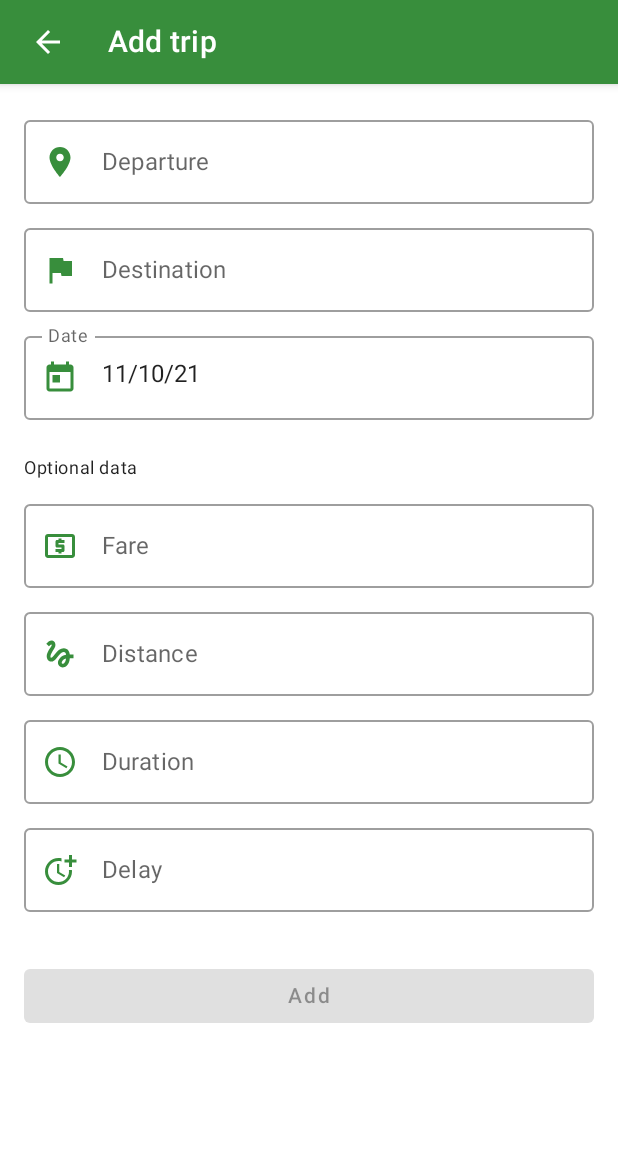
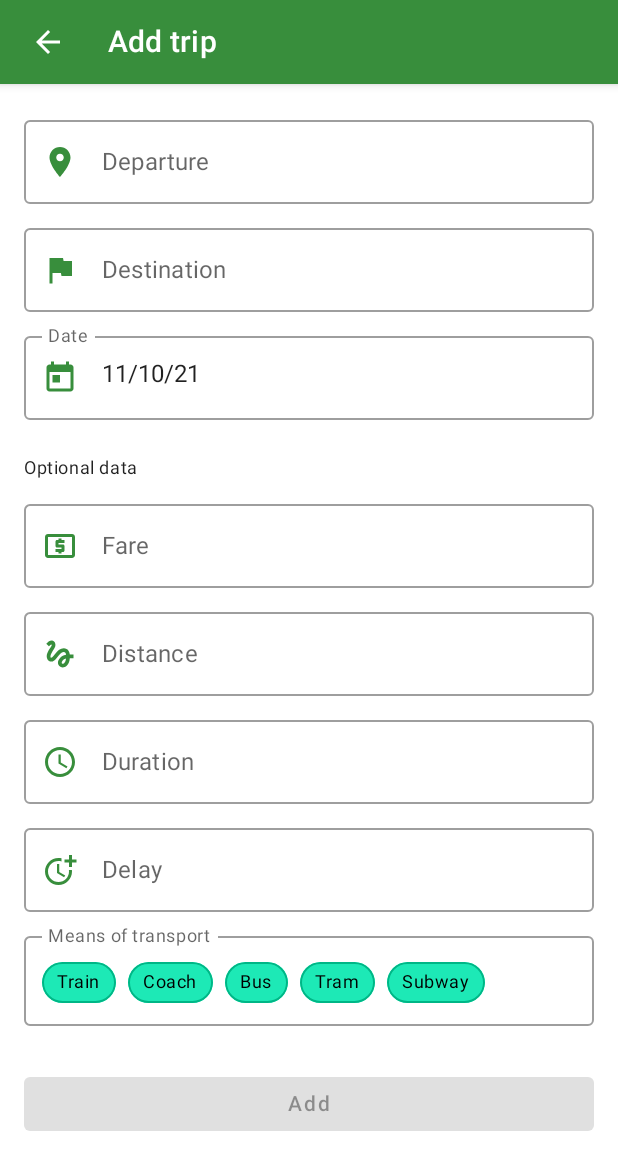
Before and after one commit to patloew/OeffiTracker, an Android app built with Jetpack Compose: the screen it shows after launch (CreateTripActivity), after a tap on "Add", on a phone screen of 412 x 824 dp. Shown: the top 1170 px of the screen. Run offline under Robolectric (Android 15) with nearby library versions, the phone set to English and light mode, and no system bars; our stand-ins replace Room's generated code, accompanist, paging.

Commit message:
Add transport type to trip

```diff
--- a/app/build.gradle
+++ b/app/build.gradle
@@ -71,6 +71,8 @@ dependencies {
     implementation 'androidx.activity:activity-compose:1.4.0'
     implementation "androidx.constraintlayout:constraintlayout-compose:1.0.0-rc01"
 
+    implementation "com.google.accompanist:accompanist-flowlayout:0.20.2"
+
     implementation "androidx.navigation:navigation-compose:2.4.0-beta02"
 
     implementation "androidx.datastore:datastore-preferences:1.0.0"
--- a/app/src/main/java/com/patloew/oeffitracker/data/RoomTypeConverters.kt
+++ b/app/src/main/java/com/patloew/oeffitracker/data/RoomTypeConverters.kt
@@ -1,6 +1,7 @@
 package com.patloew.oeffitracker.data
 
 import androidx.room.TypeConverter
+import com.patloew.oeffitracker.data.model.TransportType
 import java.time.Duration
 import java.time.LocalDate
 import java.time.format.DateTimeFormatter
@@ -36,4 +37,9 @@ object Converters {
     fun minutesToDuration(value: Int?): Duration? =
         value?.let { Duration.ofMinutes(value.toLong()) }
 
+    @TypeConverter
+    fun stringFromTransportType(value: TransportType?): String? = value?.toString()
+
+    @TypeConverter
+    fun stringToTransportType(value: String?): TransportType? = value?.let(TransportType::valueOf)
 }
--- /dev/null
+++ b/app/src/main/java/com/patloew/oeffitracker/data/model/TransportType.kt
@@ -0,0 +1,26 @@
+package com.patloew.oeffitracker.data.model
+
+import androidx.annotation.StringRes
+import com.patloew.oeffitracker.R
+
+/* Copyright 2021 Patrick Löwenstein
+ *
+ * Licensed under the Apache License, Version 2.0 (the "License");
+ * you may not use this file except in compliance with the License.
+ * You may obtain a copy of the License at
+ *
+ *    http://www.apache.org/licenses/LICENSE-2.0
+ *
+ * Unless required by applicable law or agreed to in writing, software
+ * distributed under the License is distributed on an "AS IS" BASIS,
+ * WITHOUT WARRANTIES OR CONDITIONS OF ANY KIND, either express or implied.
+ * See the License for the specific language governing permissions and
+ * limitations under the License. */
+
+enum class TransportType(@StringRes val stringRes: Int) {
+    TRAIN(R.string.transport_type_train),
+    COACH(R.string.transport_type_coach),
+    BUS(R.string.transport_type_bus),
+    TRAM(R.string.transport_type_tram),
+    SUBWAY(R.string.transport_type_subway)
+}
--- a/app/src/main/java/com/patloew/oeffitracker/data/model/Trip.kt
+++ b/app/src/main/java/com/patloew/oeffitracker/data/model/Trip.kt
@@ -33,6 +33,7 @@ data class Trip(
     val duration: Duration?,
     val delay: Duration?,
     val distance: Float?,
+    val type: TransportType?,
     val createdTimestamp: Long,
     @PrimaryKey(autoGenerate = true) val id: Long = 0
 ) : Parcelable {
--- /dev/null
+++ b/app/src/main/java/com/patloew/oeffitracker/ui/common/Chip.kt
@@ -0,0 +1,73 @@
+package com.patloew.oeffitracker.ui.common
+
+import androidx.compose.foundation.BorderStroke
+import androidx.compose.foundation.background
+import androidx.compose.foundation.border
+import androidx.compose.foundation.clickable
+import androidx.compose.foundation.layout.Row
+import androidx.compose.foundation.layout.padding
+import androidx.compose.foundation.shape.RoundedCornerShape
+import androidx.compose.material.Icon
+import androidx.compose.material.MaterialTheme
+import androidx.compose.material.Text
+import androidx.compose.runtime.Composable
+import androidx.compose.ui.Alignment
+import androidx.compose.ui.Modifier
+import androidx.compose.ui.draw.clip
+import androidx.compose.ui.res.painterResource
+import androidx.compose.ui.text.font.FontWeight
+import androidx.compose.ui.unit.dp
+import com.patloew.oeffitracker.R
+
+/* Copyright 2021 Patrick Löwenstein
+ *
+ * Licensed under the Apache License, Version 2.0 (the "License");
+ * you may not use this file except in compliance with the License.
+ * You may obtain a copy of the License at
+ *
+ *    http://www.apache.org/licenses/LICENSE-2.0
+ *
+ * Unless required by applicable law or agreed to in writing, software
+ * distributed under the License is distributed on an "AS IS" BASIS,
+ * WITHOUT WARRANTIES OR CONDITIONS OF ANY KIND, either express or implied.
+ * See the License for the specific language governing permissions and
+ * limitations under the License. */
+
+@Composable
+fun Chip(
+    text: String,
+    isSelected: Boolean = false,
+    onClick: () -> Unit
+) {
+    val shape = RoundedCornerShape(50, 50, 50, 50)
+    Row(
+        Modifier
+            .padding(top = 8.dp, end = 8.dp)
+            .clip(shape)
+            .background(MaterialTheme.colors.secondary)
+            .border(BorderStroke(1.dp, MaterialTheme.colors.secondaryVariant), shape = shape)
+            .clickable { onClick() },
+        verticalAlignment = Alignment.CenterVertically
+    ) {
+        if (isSelected) {
+            Icon(
+                modifier = Modifier.padding(start = 6.dp),
+                painter = painterResource(id = R.drawable.ic_check),
+                contentDescription = null
+            )
+        }
+
+        Text(
+            modifier = Modifier.padding(
+                start = if (isSelected) 3.dp else 10.dp,
+                top = 5.dp,
+                end = 10.dp,
+                bottom = 6.dp
+            ),
+            text = text,
+            fontWeight = FontWeight.Normal,
+            color = MaterialTheme.colors.onSecondary,
+            style = MaterialTheme.typography.caption
+        )
+    }
+}
--- /dev/null
+++ b/app/src/main/java/com/patloew/oeffitracker/ui/common/FlowRowTextField.kt
@@ -0,0 +1,64 @@
+package com.patloew.oeffitracker.ui.common
+
+import androidx.compose.foundation.BorderStroke
+import androidx.compose.foundation.background
+import androidx.compose.foundation.border
+import androidx.compose.foundation.layout.Box
+import androidx.compose.foundation.layout.fillMaxWidth
+import androidx.compose.foundation.layout.padding
+import androidx.compose.foundation.shape.RoundedCornerShape
+import androidx.compose.material.ContentAlpha
+import androidx.compose.material.MaterialTheme
+import androidx.compose.material.Text
+import androidx.compose.runtime.Composable
+import androidx.compose.ui.Alignment
+import androidx.compose.ui.Modifier
+import androidx.compose.ui.res.stringResource
+import androidx.compose.ui.unit.dp
+import com.google.accompanist.flowlayout.FlowRow
+import com.patloew.oeffitracker.R
+
+/* Copyright 2021 Patrick Löwenstein
+ *
+ * Licensed under the Apache License, Version 2.0 (the "License");
+ * you may not use this file except in compliance with the License.
+ * You may obtain a copy of the License at
+ *
+ *    http://www.apache.org/licenses/LICENSE-2.0
+ *
+ * Unless required by applicable law or agreed to in writing, software
+ * distributed under the License is distributed on an "AS IS" BASIS,
+ * WITHOUT WARRANTIES OR CONDITIONS OF ANY KIND, either express or implied.
+ * See the License for the specific language governing permissions and
+ * limitations under the License. */
+
+@Composable
+fun FlowRowTextField(
+    modifier: Modifier,
+    content: @Composable () -> Unit
+) {
+    Box(modifier = modifier) {
+        FlowRow(
+            modifier = Modifier
+                .fillMaxWidth()
+                .padding(top = 8.dp, bottom = 4.dp)
+                .border(
+                    BorderStroke(1.dp, MaterialTheme.colors.onSurface.copy(alpha = ContentAlpha.disabled)),
+                    RoundedCornerShape(4.dp)
+                )
+                .padding(start = 12.dp, top = 9.dp, end = 12.dp, bottom = 15.dp),
+            content = content
+        )
+
+        Text(
+            text = stringResource(id = R.string.label_transport_type),
+            style = MaterialTheme.typography.caption,
+            color = MaterialTheme.colors.onSurface.copy(alpha = ContentAlpha.medium),
+            modifier = Modifier
+                .padding(start = 12.dp)
+                .background(MaterialTheme.colors.surface)
+                .padding(horizontal = 4.dp)
+                .align(Alignment.TopStart)
+        )
+    }
+}
--- a/app/src/main/java/com/patloew/oeffitracker/ui/trip/create/CreateTripActivity.kt
+++ b/app/src/main/java/com/patloew/oeffitracker/ui/trip/create/CreateTripActivity.kt
@@ -14,6 +14,7 @@ import androidx.lifecycle.flowWithLifecycle
 import androidx.lifecycle.lifecycleScope
 import androidx.lifecycle.viewModelScope
 import com.patloew.oeffitracker.R
+import com.patloew.oeffitracker.data.model.TransportType
 import com.patloew.oeffitracker.data.model.Trip
 import com.patloew.oeffitracker.data.repository.TripDao
 import com.patloew.oeffitracker.ui.checkAndSetAmount
@@ -101,7 +102,6 @@ class CreateTripActivity : FragmentActivity() {
                             fragmentManager = supportFragmentManager
                         ) { selectedDuration -> viewModel.duration.value = selectedDuration }
                     },
-                    onDurationClear = { viewModel.duration.value = null },
                     onDelayClick = {
                         showDurationPicker(
                             preSelected = viewModel.delay.value ?: Duration.ZERO,
@@ -109,8 +109,6 @@ class CreateTripActivity : FragmentActivity() {
                             fragmentManager = supportFragmentManager
                         ) { selectedDuration -> viewModel.delay.value = selectedDuration }
                     },
-                    onDelayClear = { viewModel.delay.value = null },
-                    onCreateClick = { viewModel.onCreate() },
                     viewModel
                 )
             }
@@ -164,6 +162,10 @@ class CreateTripViewModel(
     private val distance: MutableStateFlow<Float?> = MutableStateFlow(editTrip?.distance)
     val initialDistance = editTrip?.floatDistanceString ?: ""
 
+    val types: MutableStateFlow<Map<TransportType, Boolean>> = MutableStateFlow(typesWithSelected(editTrip?.type))
+    val selectedType: TransportType?
+        get() = types.value.firstNotNullOfOrNull { (type, isSelected) -> type.takeIf { isSelected } }
+
     val saveEnabled: Flow<Boolean> = combine(startCity, endCity, fare) { startCity, endCity, fare ->
         startCity.isNotEmpty() && endCity.isNotEmpty() && (fare == null || fare > 0)
     }
@@ -182,7 +184,8 @@ class CreateTripViewModel(
                         date = date.value,
                         duration = duration.value,
                         distance = distance.value,
-                        delay = delay.value
+                        delay = delay.value,
+                        type = selectedType
                     )
                 )
             } else {
@@ -195,6 +198,7 @@ class CreateTripViewModel(
                         duration = duration.value,
                         delay = delay.value,
                         distance = distance.value,
+                        type = selectedType,
                         createdTimestamp = System.currentTimeMillis()
                     )
                 )
@@ -202,6 +206,17 @@ class CreateTripViewModel(
             finishChannel.send(Unit)
         }
     }
+
+    fun onTypeClick(type: TransportType) {
+        if (types.value[type] == true) { // type is currently selected
+            types.value = typesWithSelected(null)
+        } else {
+            types.value = typesWithSelected(type)
+        }
+    }
+
+    private fun typesWithSelected(selected: TransportType?) =
+        TransportType.values().associateWith { type -> type == selected }
 
     fun setDistance(distanceString: String): Boolean = when {
         distanceString.isEmpty() -> {
--- a/app/src/main/java/com/patloew/oeffitracker/ui/trip/create/CreateTripScreen.kt
+++ b/app/src/main/java/com/patloew/oeffitracker/ui/trip/create/CreateTripScreen.kt
@@ -40,7 +40,10 @@ import androidx.compose.ui.text.input.OffsetMapping
 import androidx.compose.ui.text.input.TransformedText
 import androidx.compose.ui.unit.dp
 import com.patloew.oeffitracker.R
+import com.patloew.oeffitracker.data.model.TransportType
 import com.patloew.oeffitracker.ui.amountVisualTransformation
+import com.patloew.oeffitracker.ui.common.Chip
+import com.patloew.oeffitracker.ui.common.FlowRowTextField
 import com.patloew.oeffitracker.ui.common.ClickActionTextField
 import com.patloew.oeffitracker.ui.common.NavigationBackIcon
 import kotlinx.coroutines.flow.Flow
@@ -65,10 +68,7 @@ fun CreateTripScreen(
     navigationAction: () -> Unit,
     onDateClick: () -> Unit,
     onDurationClick: () -> Unit,
-    onDurationClear: () -> Unit,
     onDelayClick: () -> Unit,
-    onDelayClear: () -> Unit,
-    onCreateClick: () -> Unit,
     viewModel: CreateTripViewModel
 ) {
     val scaffoldState = rememberScaffoldState()
@@ -86,10 +86,11 @@ fun CreateTripScreen(
                 CreateTripContent(
                     onDateClick,
                     onDurationClick,
-                    onDurationClear,
+                    onDurationClear = { viewModel.duration.value = null },
                     onDelayClick,
-                    onDelayClear,
-                    onCreateClick,
+                    onDelayClear = { viewModel.delay.value = null },
+                    viewModel::onTypeClick,
+                    viewModel::onCreate,
                     viewModel::setFare,
                     viewModel::setDistance,
                     viewModel.saveEnabled,
@@ -98,6 +99,7 @@ fun CreateTripScreen(
                     viewModel.durationString,
                     viewModel.delayString,
                     viewModel.dateString,
+                    viewModel.types,
                     viewModel.initialFare,
                     viewModel.initialDistance,
                     viewModel.buttonTextRes
@@ -115,6 +117,7 @@ fun CreateTripContent(
     onDurationClear: () -> Unit,
     onDelayClick: () -> Unit,
     onDelayClear: () -> Unit,
+    onTypeClick: (TransportType) -> Unit,
     onCreateClick: () -> Unit,
     setFare: (String) -> Boolean,
     setDistance: (String) -> Boolean,
@@ -124,6 +127,7 @@ fun CreateTripContent(
     durationFlow: Flow<String>,
     delayFlow: Flow<String>,
     dateFlow: Flow<String>,
+    types: Flow<Map<TransportType, Boolean>>,
     initialFare: String,
     initialDistance: String,
     @StringRes buttonTextRes: Int
@@ -256,12 +260,23 @@ fun CreateTripContent(
             labelRes = R.string.label_delay
         )
 
+        FlowRowTextField(
+            modifier = Modifier
+                .fillMaxWidth()
+                .padding(top = 8.dp)
+        ) {
+            types.collectAsState(initial = emptyMap()).value.entries.forEach { (type, selected) ->
+                Chip(text = stringResource(id = type.stringRes), isSelected = selected) { onTypeClick(type) }
+            }
+        }
+
+
         Button(
             onClick = { onCreateClick() },
             enabled = saveEnabled.collectAsState(initial = false).value,
             modifier = Modifier
                 .fillMaxWidth()
-                .padding(top = 32.dp, bottom = 16.dp)
+                .padding(top = 24.dp, bottom = 16.dp)
         ) { Text(stringResource(id = buttonTextRes)) }
     }
 
--- /dev/null
+++ b/app/src/main/res/drawable/ic_check.xml
@@ -0,0 +1,10 @@
+<vector xmlns:android="http://schemas.android.com/apk/res/android"
+    android:width="16dp"
+    android:height="16dp"
+    android:viewportWidth="24"
+    android:viewportHeight="24"
+    android:tint="?attr/colorControlNormal">
+  <path
+      android:fillColor="@android:color/white"
+      android:pathData="M9,16.17L4.83,12l-1.42,1.41L9,19 21,7l-1.41,-1.41z"/>
+</vector>
--- a/app/src/main/res/values/strings.xml
+++ b/app/src/main/res/values/strings.xml
@@ -45,4 +45,10 @@
     <string name="duration_picker_title_delay">Select delay</string>
     <string name="label_distance">Distance</string>
     <string name="create_trip_hint_optional_fields">Optional data</string>
+    <string name="transport_type_train">Train</string>
+    <string name="transport_type_coach">Coach</string>
+    <string name="transport_type_bus">Bus</string>
+    <string name="transport_type_tram">Tram</string>
+    <string name="transport_type_subway">Subway</string>
+    <string name="label_transport_type">Means of transport</string>
 </resources>
```
Also changed, not shown: 2 other files.
